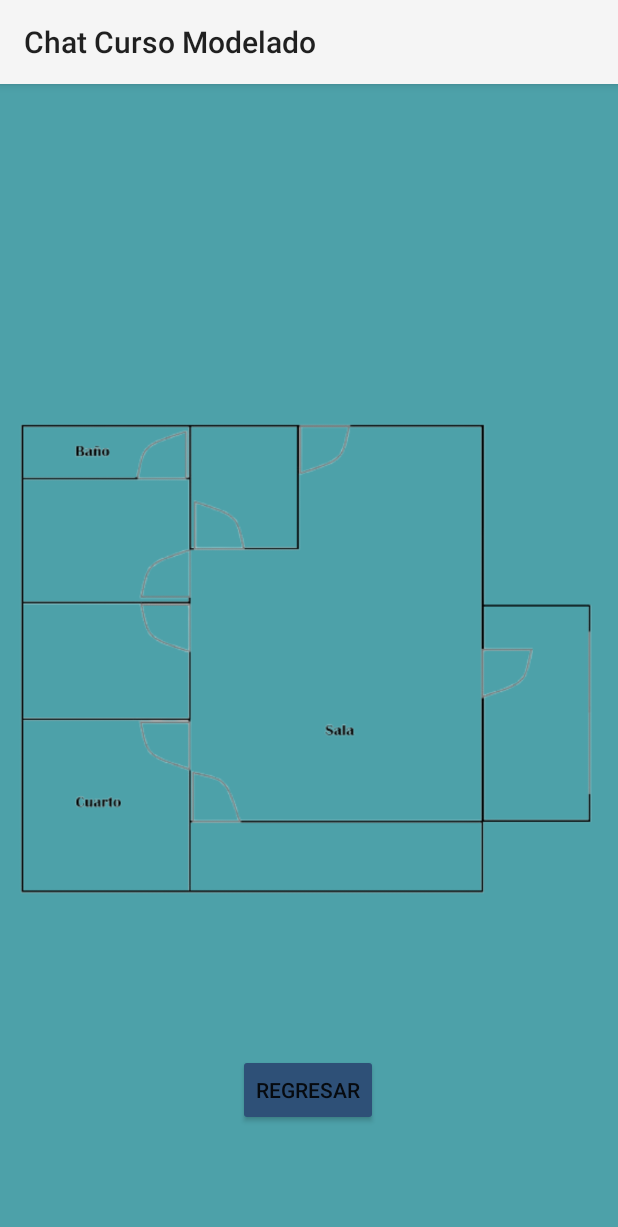
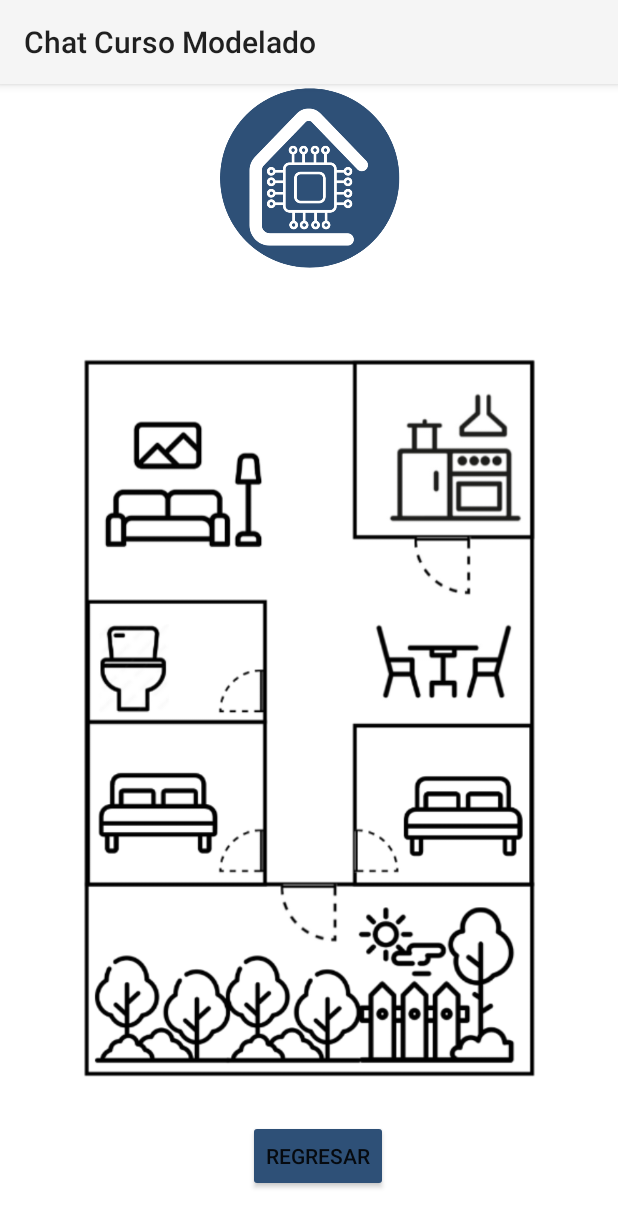
Before and after one commit to stphnVi/PI_empotrados, an Android app: the CasaModelo screen opened directly, with no data from a screen before it, on a phone screen of 412 x 824 dp. Shown: the top 1227 px of the screen. Run offline under Robolectric (Android 15) with nearby library versions, the phone set to English and light mode, and no system bars.

Commit message:
update Interface

```diff
--- a/MiPrimerAplicacion/app/src/main/java/com/example/miprimeraplicacion/MainActivity.java
+++ b/MiPrimerAplicacion/app/src/main/java/com/example/miprimeraplicacion/MainActivity.java
@@ -101,6 +101,7 @@ public class MainActivity extends AppCompatActivity {
 
         }).start();
 
+
         buttonSend.setOnClickListener(view -> {
             String userEmail = ((EditText) findViewById(R.id.editTextMessage)).getText().toString();
             String password = ((EditText) findViewById(R.id.editTextTextPassword)).getText().toString();
@@ -124,6 +125,7 @@ public class MainActivity extends AppCompatActivity {
 
 
     }
+
 
     // Método para cambiar el fondo de un campo a rojo temporalmente
     private void marcarCampoTemporalmente(EditText editText) {
--- a/MiPrimerAplicacion/app/src/main/java/com/example/miprimeraplicacion/PrincipalActivity.java
+++ b/MiPrimerAplicacion/app/src/main/java/com/example/miprimeraplicacion/PrincipalActivity.java
@@ -18,8 +18,6 @@ public class PrincipalActivity extends AppCompatActivity {
     protected void onCreate(Bundle savedInstanceState) {
         super.onCreate(savedInstanceState);
         setContentView(R.layout.principal);
-
-
         ImageButton botoncasamodelo = findViewById(R.id.casamodelo);
 
 
@@ -31,5 +29,7 @@ public class PrincipalActivity extends AppCompatActivity {
         });
 
 
+
+
     }
 }
--- a/MiPrimerAplicacion/app/src/main/java/com/example/miprimeraplicacion/Socket.java
+++ b/MiPrimerAplicacion/app/src/main/java/com/example/miprimeraplicacion/Socket.java
@@ -19,7 +19,7 @@ public class Socket {
         new Thread(() -> {
             try {
                 // Cambiar a la dirección IP de su servidor
-                socket = new java.net.Socket("192.168.100.153", 1717);
+                socket = new java.net.Socket("192.168.1.23", 1717);
                 out = new PrintWriter(socket.getOutputStream(), true);
                 in = new Scanner(socket.getInputStream());
                 dataOut = new DataOutputStream(socket.getOutputStream());
--- a/MiPrimerAplicacion/app/src/main/res/layout/activity_main.xml
+++ b/MiPrimerAplicacion/app/src/main/res/layout/activity_main.xml
@@ -4,7 +4,7 @@
     android:id="@+id/main"
     android:layout_width="match_parent"
     android:layout_height="match_parent"
-    android:background="@color/Azul"
+    android:background="@color/white"
     tools:context=".MainActivity">
 
 
@@ -23,6 +23,12 @@
 
         <!-- Logo -->
 
+
+        <ImageView
+            android:id="@+id/imageView3"
+            android:layout_width="match_parent"
+            android:layout_height="124dp"
+            app:srcCompat="@drawable/logoempresa" />
 
         <TextView
             android:id="@+id/textView"
@@ -48,7 +54,7 @@
 
         <TextView
             android:id="@+id/textView3"
-            android:layout_width="319dp"
+            android:layout_width="332dp"
             android:layout_height="wrap_content"
             android:layout_gravity="center"
             android:paddingTop="20dp"
@@ -87,7 +93,7 @@
             android:id="@+id/buttonForgot"
             android:layout_width="match_parent"
             android:layout_height="wrap_content"
-            android:backgroundTint="@color/Azul"
+            android:backgroundTint="@color/white"
             android:drawablePadding="20dp"
             android:fontFamily="sans-serif-light"
             android:paddingTop="20dp"
@@ -114,12 +120,12 @@
             android:layout_width="200dp"
             android:layout_height="62dp"
             android:layout_gravity="center"
-            android:backgroundTint="@color/Azul"
+            android:backgroundTint="@color/Azuloscuro"
             android:drawablePadding="20dp"
             android:gravity="center"
             android:paddingTop="20dp"
             android:text="Registrate"
-            android:textColor="@color/Azuloscuro"
+            android:textColor="@color/white"
             android:textSize="20dp" />
 
     </LinearLayout>
--- a/MiPrimerAplicacion/app/src/main/res/layout/casa_modelo.xml
+++ b/MiPrimerAplicacion/app/src/main/res/layout/casa_modelo.xml
@@ -2,68 +2,78 @@
 <androidx.constraintlayout.widget.ConstraintLayout xmlns:android="http://schemas.android.com/apk/res/android"
     xmlns:app="http://schemas.android.com/apk/res-auto"
     xmlns:tools="http://schemas.android.com/tools"
-    android:background="@color/Azul"
+    android:background="@color/white"
     android:layout_width="match_parent"
     android:layout_height="match_parent"
     tools:context=".CasaModelo">
 
 
         <ImageView
+            android:id="@+id/imageView3"
+            android:layout_width="match_parent"
+            android:layout_height="124dp"
+            app:srcCompat="@drawable/logoempresa"
+            tools:layout_editor_absoluteX="0dp"
+            tools:layout_editor_absoluteY="16dp" />
+
+        <Button
+            android:id="@+id/cuarto"
+            android:layout_width="30dp"
+            android:layout_height="34dp"
+            android:background="@android:color/transparent"
+            app:layout_constraintBottom_toBottomOf="parent"
+            app:layout_constraintEnd_toEndOf="parent"
+            app:layout_constraintHorizontal_bias="0.27"
+            app:layout_constraintStart_toStartOf="parent"
+            app:layout_constraintTop_toTopOf="parent"
+            app:layout_constraintVertical_bias="0.632" />
+
+        <Button
+            android:id="@+id/baño"
+            android:layout_width="18dp"
+            android:layout_height="40dp"
+            android:background="@android:color/transparent"
+            app:layout_constraintBottom_toBottomOf="parent"
+            app:layout_constraintEnd_toEndOf="parent"
+            app:layout_constraintHorizontal_bias="0.424"
+            app:layout_constraintStart_toStartOf="parent"
+            app:layout_constraintTop_toTopOf="parent"
+            app:layout_constraintVertical_bias="0.516" />
+
+        <Button
+            android:id="@+id/sala"
+            android:layout_width="28dp"
+            android:layout_height="28dp"
+            android:background="@android:color/transparent"
+            app:layout_constraintBottom_toBottomOf="parent"
+            app:layout_constraintEnd_toEndOf="parent"
+            app:layout_constraintHorizontal_bias="0.272"
+            app:layout_constraintStart_toStartOf="parent"
+            app:layout_constraintTop_toTopOf="parent"
+            app:layout_constraintVertical_bias="0.499" />
+
+        <Button
+            android:id="@+id/pgarage"
+            android:layout_width="20dp"
+            android:layout_height="39dp"
+            android:background="@android:color/transparent"
+            app:layout_constraintBottom_toBottomOf="parent"
+            app:layout_constraintEnd_toEndOf="parent"
+            app:layout_constraintHorizontal_bias="0.421"
+            app:layout_constraintStart_toStartOf="parent"
+            app:layout_constraintTop_toTopOf="parent"
+            app:layout_constraintVertical_bias="0.671" />
+
+        <ImageView
             android:id="@+id/imageView4"
-            android:layout_width="wrap_content"
-            android:layout_height="wrap_content"
+            android:layout_width="331dp"
+            android:layout_height="484dp"
+            android:layout_marginEnd="40dp"
             app:layout_constraintBottom_toBottomOf="parent"
             app:layout_constraintEnd_toEndOf="parent"
             app:layout_constraintTop_toTopOf="parent"
-            app:srcCompat="@drawable/croquis" />
-
-        <Button
-            android:id="@+id/cuarto"
-            android:layout_width="90dp"
-            android:layout_height="90dp"
-            android:background="@android:color/transparent"
-            app:layout_constraintBottom_toBottomOf="parent"
-            app:layout_constraintEnd_toEndOf="parent"
-            app:layout_constraintHorizontal_bias="0.073"
-            app:layout_constraintStart_toStartOf="parent"
-            app:layout_constraintTop_toTopOf="parent"
-            app:layout_constraintVertical_bias="0.649" />
-
-        <Button
-            android:id="@+id/baño"
-            android:layout_width="90dp"
-            android:layout_height="25dp"
-            android:background="@android:color/transparent"
-            app:layout_constraintBottom_toBottomOf="parent"
-            app:layout_constraintEnd_toEndOf="parent"
-            app:layout_constraintHorizontal_bias="0.074"
-            app:layout_constraintStart_toStartOf="parent"
-            app:layout_constraintTop_toTopOf="parent"
-            app:layout_constraintVertical_bias="0.305" />
-
-        <Button
-            android:id="@+id/sala"
-            android:layout_width="150dp"
-            android:layout_height="103dp"
-            android:background="@android:color/transparent"
-            app:layout_constraintBottom_toBottomOf="parent"
-            app:layout_constraintEnd_toEndOf="parent"
-            app:layout_constraintHorizontal_bias="0.57"
-            app:layout_constraintStart_toStartOf="parent"
-            app:layout_constraintTop_toTopOf="parent"
-            app:layout_constraintVertical_bias="0.574" />
-
-        <Button
-            android:id="@+id/pgarage"
-            android:layout_width="17dp"
-            android:layout_height="130dp"
-            android:background="@android:color/transparent"
-            app:layout_constraintBottom_toBottomOf="parent"
-            app:layout_constraintEnd_toEndOf="parent"
-            app:layout_constraintHorizontal_bias="0.959"
-            app:layout_constraintStart_toStartOf="parent"
-            app:layout_constraintTop_toTopOf="parent"
-            app:layout_constraintVertical_bias="0.555" />
+            app:layout_constraintVertical_bias="0.639"
+            app:srcCompat="@drawable/croquis2" />
 
         <Button
             android:id="@+id/regresarprincipal"
@@ -74,10 +84,10 @@
             android:text="Regresar"
             app:layout_constraintBottom_toBottomOf="parent"
             app:layout_constraintEnd_toEndOf="parent"
-            app:layout_constraintHorizontal_bias="0.498"
+            app:layout_constraintHorizontal_bias="0.448"
             app:layout_constraintStart_toStartOf="@+id/imageView4"
             app:layout_constraintTop_toTopOf="parent"
-            app:layout_constraintVertical_bias="0.898" />
+            app:layout_constraintVertical_bias="0.959" />
 
 
 </androidx.constraintlayout.widget.ConstraintLayout>
--- a/MiPrimerAplicacion/app/src/main/res/layout/principal.xml
+++ b/MiPrimerAplicacion/app/src/main/res/layout/principal.xml
@@ -4,7 +4,7 @@
     xmlns:tools="http://schemas.android.com/tools"
     android:layout_width="match_parent"
     android:layout_height="match_parent"
-    android:background="@color/Azul"
+    android:background="@color/white"
     tools:context=".PrincipalActivity">
 
 
@@ -19,6 +19,12 @@
         tools:ignore="MissingConstraints">
 
         <!-- Logo -->
+        <ImageView
+            android:id="@+id/imageView3"
+            android:layout_width="match_parent"
+            android:layout_height="124dp"
+            app:srcCompat="@drawable/logoempresa" />
+
 
         <View
             android:layout_width="match_parent"
@@ -50,7 +56,7 @@
             android:layout_width="128dp"
             android:layout_height="61dp"
             android:layout_gravity="center"
-            android:background="@color/Azul"
+            android:background="@color/Azuloscuro"
             app:srcCompat="@drawable/modelocasa" />
 
         <View
```
Also changed, not shown: MiPrimerAplicacion/app/src/main/res/drawable/croquis2.png (added), MiPrimerAplicacion/app/src/main/res/drawable/logoempresa.png.
